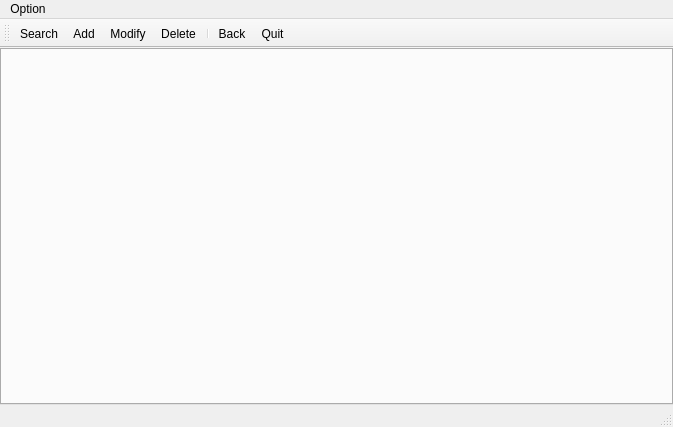
This is Dentix/patientwindow.ui in sueun-jo/2ndmini_dentix as Qt 5 draws it before an edit. The edited form follows.
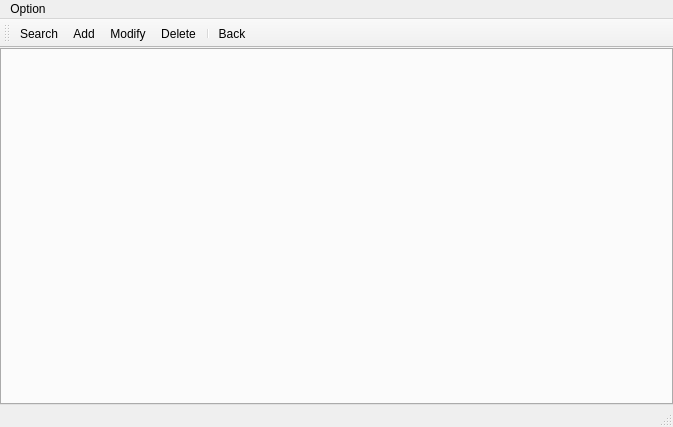
This is the edited form. Icons and pictures are not drawn.

The edit to the form file:
```diff
--- a/Dentix/patientwindow.ui
+++ b/Dentix/patientwindow.ui
@@ -71,7 +71,6 @@
    <addaction name="actionDelete"/>
    <addaction name="separator"/>
    <addaction name="actionBack"/>
-   <addaction name="actionQuit"/>
   </widget>
   <action name="actionAdd">
    <property name="icon">
@@ -105,14 +104,6 @@
     <string>Search</string>
    </property>
   </action>
-  <action name="actionQuit">
-   <property name="icon">
-    <iconset theme="QIcon::ThemeIcon::ApplicationExit"/>
-   </property>
-   <property name="text">
-    <string>Quit</string>
-   </property>
-  </action>
   <action name="actionBack">
    <property name="icon">
     <iconset theme="QIcon::ThemeIcon::SystemLogOut"/>
```
Left out of the diff: 5 changed lines with no effect on the pictures.
